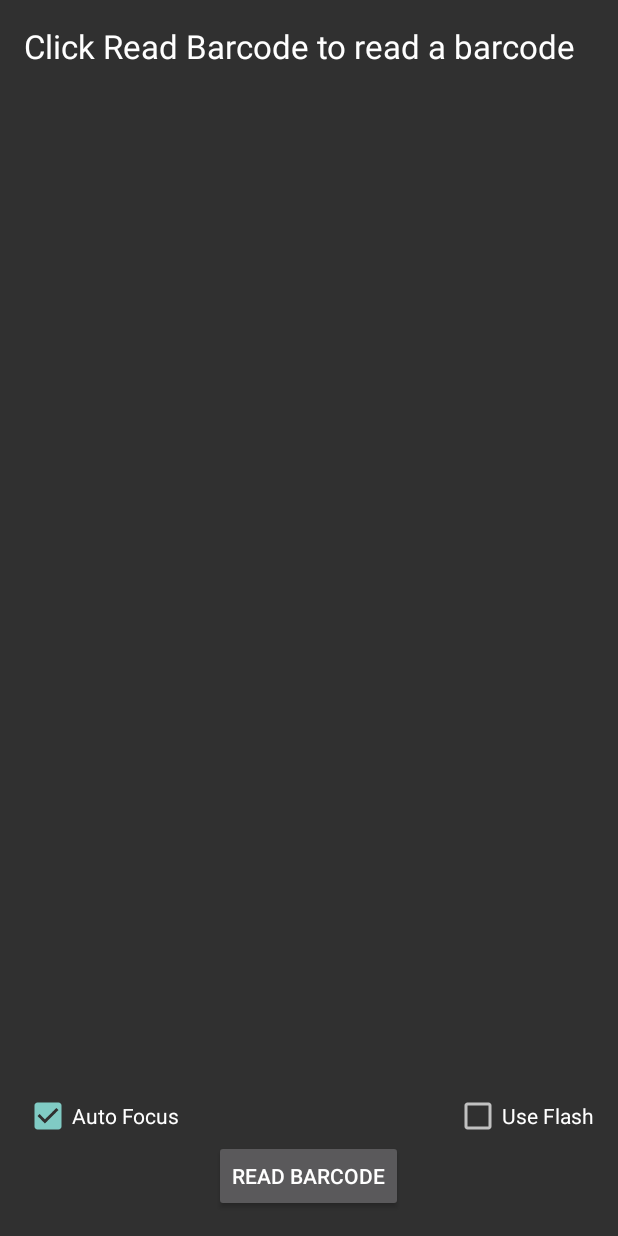
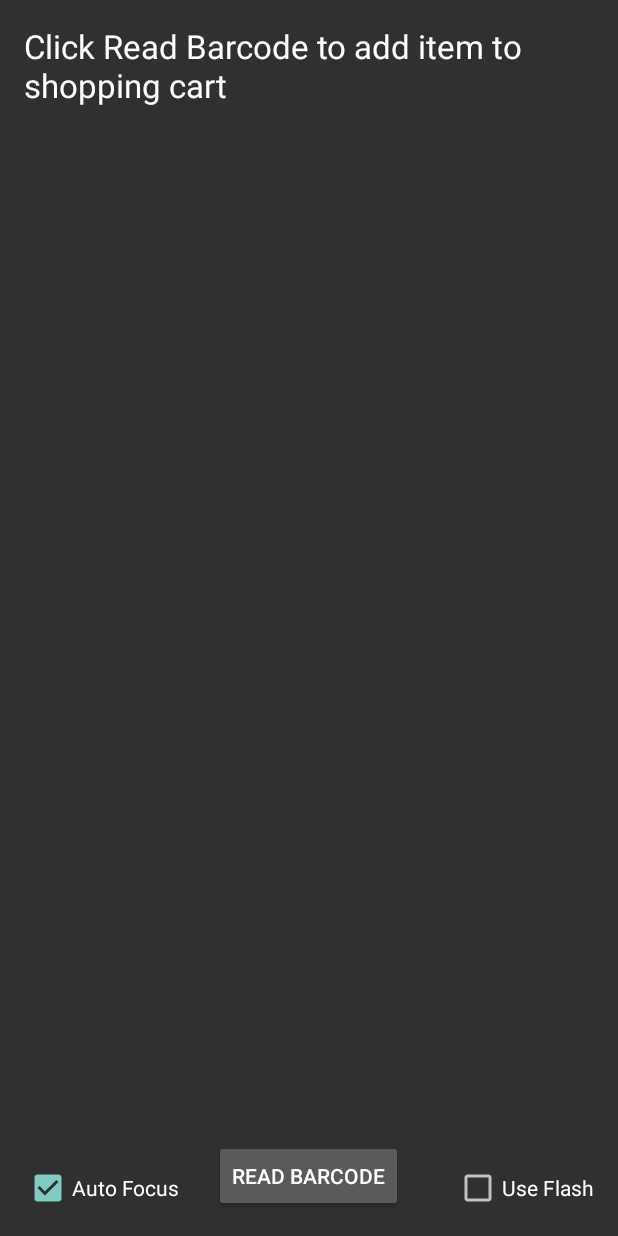
Before and after one commit to TrueFiction/SD_HACKS, an Android app: the HomeActivity screen opened directly, with no data from a screen before it, on a phone screen of 412 x 824 dp. Run offline under Robolectric (Android 15) with nearby library versions, the phone set to English and light mode, and no system bars.

Commit message:
Changed app title and repositioned auto focus and flash

```diff
--- a/app/src/main/res/layout/activity_home.xml
+++ b/app/src/main/res/layout/activity_home.xml
@@ -57,20 +57,16 @@
         android:layout_height="wrap_content"
         android:text="@string/auto_focus"
         android:id="@+id/auto_focus"
-        android:layout_above="@+id/read_barcode"
-        android:layout_alignParentLeft="true"
-        android:layout_alignParentStart="true"
-        android:layout_marginTop="66dp"
         android:checked="true"
-        />
+        android:layout_alignParentBottom="true"
+        android:layout_alignParentStart="true" />
 
     <CheckBox
         android:layout_width="wrap_content"
         android:layout_height="wrap_content"
         android:text="@string/use_flash"
         android:id="@+id/use_flash"
-        android:layout_alignTop="@+id/auto_focus"
-        android:layout_alignParentRight="true"
-        android:layout_alignParentEnd="true"
-        android:checked="false" />
+        android:checked="false"
+        android:layout_alignParentBottom="true"
+        android:layout_alignEnd="@+id/barcode_img" />
 </RelativeLayout>
--- a/app/src/main/res/values/strings.xml
+++ b/app/src/main/res/values/strings.xml
@@ -1,5 +1,5 @@
 <resources>
-    <string name="app_name">SD_HACKS_APP</string>
+    <string name="app_name">Self Checkout</string>
 
     <string name="hello_world">Hello world!</string>
     <string name="action_settings">Settings</string>
@@ -19,7 +19,7 @@
     <string name="no_camera_permission">This application cannot run because it does not have the camera permission.  The application will now exit.</string>
     <string name="low_storage_error">Face detector dependencies cannot be downloaded due to low device storage</string>
     <string name="title_activity_main">Barcode Reader Sample</string>
-    <string name="barcode_header">Click &quot;Read Barcode&quot; to read a barcode</string>
+    <string name="barcode_header">Click &quot;Read Barcode&quot; to add item to shopping cart</string>
     <string name="read_barcode">Read Barcode</string>
     <string name="auto_focus">Auto Focus</string>
     <string name="use_flash">Use Flash</string>
```
